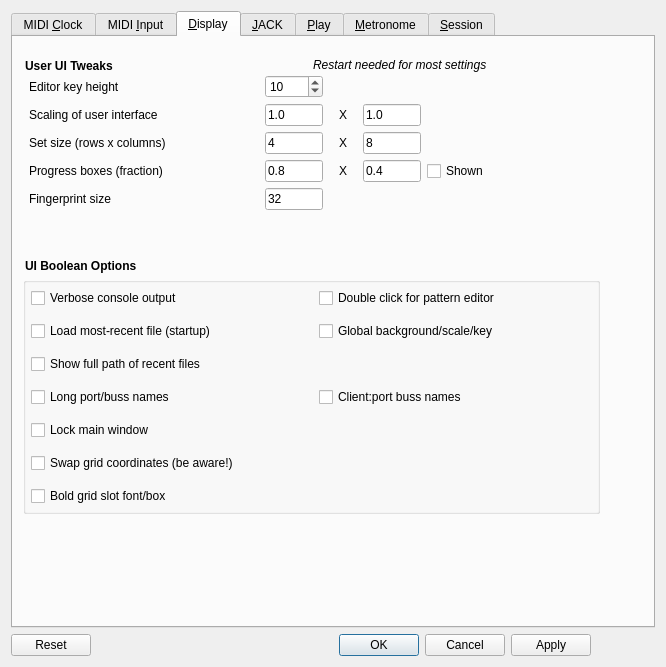
ahlstromcj/seq66, file seq_qt5/forms/qseditoptions.ui: the form before one commit.
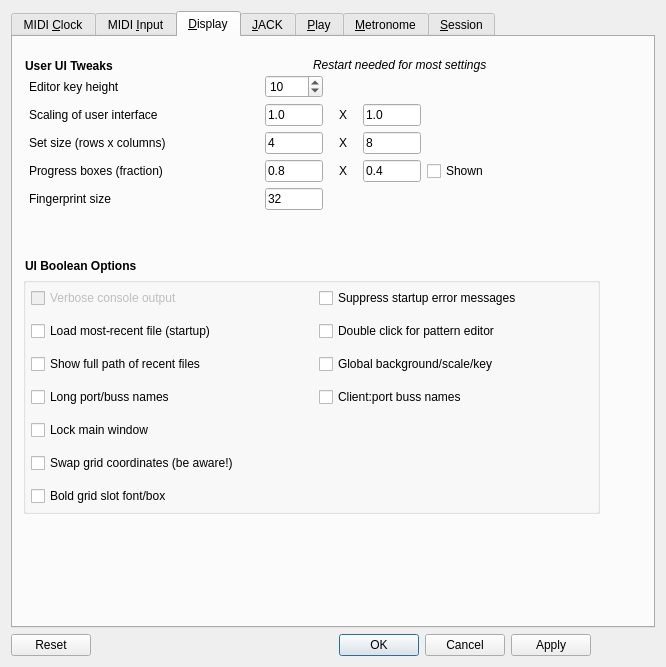
The form after the commit. The open tabs and pages were chosen to show the change.

Commit message: Added quiet option, improved control/display options.

Patch:
```diff
--- a/seq_qt5/forms/qseditoptions.ui
+++ b/seq_qt5/forms/qseditoptions.ui
@@ -21,6 +21,7 @@
      </property>
      <property name="font">
       <font>
+       <weight>50</weight>
        <bold>false</bold>
       </font>
      </property>
@@ -686,6 +687,7 @@
        </property>
        <property name="font">
         <font>
+         <weight>50</weight>
          <bold>false</bold>
         </font>
        </property>
@@ -758,7 +760,7 @@
          <item row="0" column="0">
           <widget class="QCheckBox" name="checkBoxVerbose">
            <property name="enabled">
-            <bool>true</bool>
+            <bool>false</bool>
            </property>
            <property name="toolTip">
             <string>rc: [Seq66] verbose</string>
@@ -778,26 +780,6 @@
            </property>
           </widget>
          </item>
-         <item row="0" column="1">
-          <widget class="QCheckBox" name="checkBoxDoubleClickEdit">
-           <property name="toolTip">
-            <string>rc: [interaction-method] double-click-edit</string>
-           </property>
-           <property name="text">
-            <string>Double click for pattern editor</string>
-           </property>
-          </widget>
-         </item>
-         <item row="1" column="1">
-          <widget class="QCheckBox" name="checkBoxGlobalSeqFeature">
-           <property name="toolTip">
-            <string>usr: [user-interface-settings] global-seq-feature</string>
-           </property>
-           <property name="text">
-            <string>Global background/scale/key</string>
-           </property>
-          </widget>
-         </item>
          <item row="3" column="1">
           <widget class="QCheckBox" name="checkBoxPairBussNames">
            <property name="toolTip">
@@ -808,6 +790,38 @@
            </property>
           </widget>
          </item>
+         <item row="2" column="1">
+          <widget class="QCheckBox" name="checkBoxGlobalSeqFeature">
+           <property name="toolTip">
+            <string>usr: [user-interface-settings] global-seq-feature</string>
+           </property>
+           <property name="text">
+            <string>Global background/scale/key</string>
+           </property>
+          </widget>
+         </item>
+         <item row="1" column="1">
+          <widget class="QCheckBox" name="checkBoxDoubleClickEdit">
+           <property name="toolTip">
+            <string>rc: [interaction-method] double-click-edit</string>
+           </property>
+           <property name="text">
+            <string>Double click for pattern editor</string>
+           </property>
+          </widget>
+         </item>
+         <item row="0" column="1">
+          <widget class="QCheckBox" name="checkBoxQuiet">
+           <property name="toolTip">
+            <string>Enable to suppress error prompts at startup.
+Useful if the prompts are going to be ignored
+anyway.</string>
+           </property>
+           <property name="text">
+            <string>Suppress startup error messages</string>
+           </property>
+          </widget>
+         </item>
         </layout>
        </widget>
       </widget>
```
Left out of the diff: 67 changed lines with no effect on the pictures. The commit also changes 9 other files.
